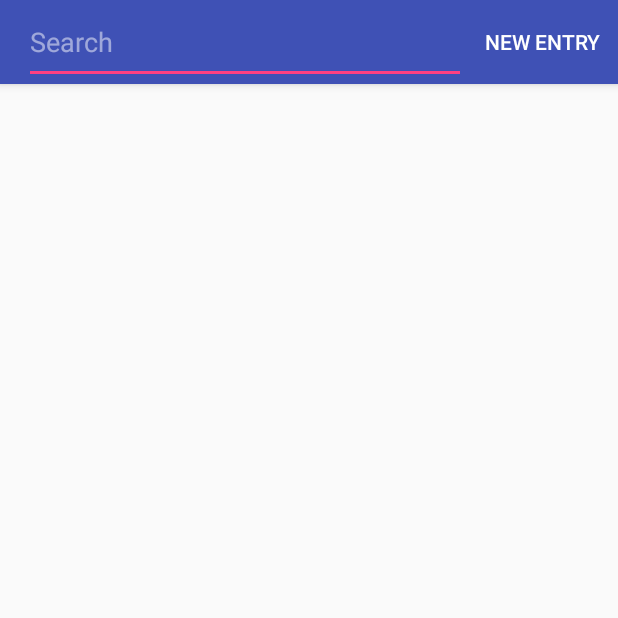
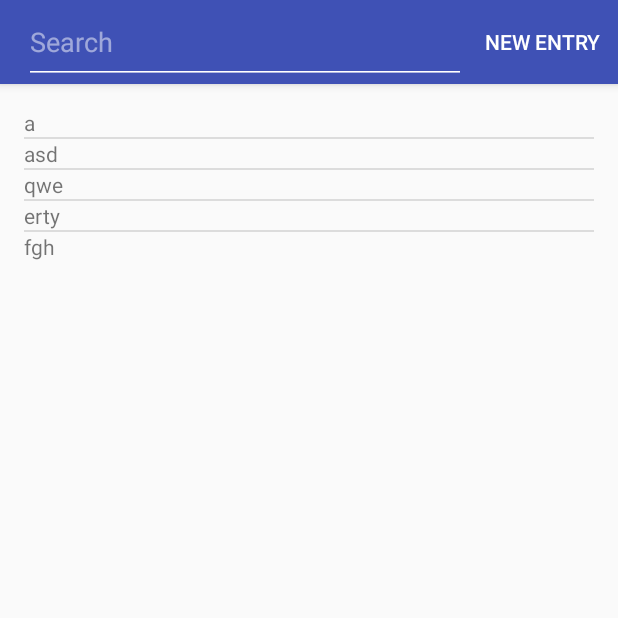
Before and after one commit to sanjaygir/Safe, an Android app: the EntryListActivity screen opened directly, with no data from a screen before it, on a phone screen of 412 x 824 dp, the top half of it. Run offline under Robolectric (Android 15) with nearby library versions, the phone set to English and light mode, and no system bars.

Commit message:
added dummy data in list view

```diff
--- a/app/src/main/java/com/kofhearts/safe/presenter/EntryListActivity.java
+++ b/app/src/main/java/com/kofhearts/safe/presenter/EntryListActivity.java
@@ -6,6 +6,8 @@ import android.support.v7.app.AppCompatActivity;
 import android.view.Menu;
 import android.view.MenuInflater;
 import android.view.MenuItem;
+import android.widget.ArrayAdapter;
+import android.widget.ListView;
 
 import com.kofhearts.safe.R;
 
@@ -19,6 +21,13 @@ public class EntryListActivity extends AppCompatActivity {
         ActionBar actionBar = getSupportActionBar();
         actionBar.setCustomView(R.layout.entry_list_search);
         actionBar.setDisplayOptions(ActionBar.DISPLAY_SHOW_CUSTOM | ActionBar.DISPLAY_SHOW_HOME);
+
+        String [] entries = {"a", "asd", "qwe", "erty", "fgh"};
+
+        ArrayAdapter adapter = new ArrayAdapter<String>(this, R.layout.activity_list_view_item, entries);
+
+        ListView listView = (ListView) findViewById(R.id.entry_list);
+        listView.setAdapter(adapter);
 
     }
 
--- a/app/src/main/java/com/kofhearts/safe/presenter/LoginActivity.java
+++ b/app/src/main/java/com/kofhearts/safe/presenter/LoginActivity.java
@@ -29,7 +29,7 @@ public class LoginActivity extends AppCompatActivity {
 
         switch(item.getItemId()){
             case R.id.change_password:
-                Intent intent = new Intent(this, EditEntryActivity.class);
+                Intent intent = new Intent(this, EntryListActivity.class);
                 startActivity(intent);
                 return true;
         }
--- a/app/src/main/res/layout/activity_entry_list.xml
+++ b/app/src/main/res/layout/activity_entry_list.xml
@@ -1,5 +1,5 @@
 <?xml version="1.0" encoding="utf-8"?>
-<RelativeLayout xmlns:android="http://schemas.android.com/apk/res/android"
+<LinearLayout xmlns:android="http://schemas.android.com/apk/res/android"
     xmlns:tools="http://schemas.android.com/tools"
     android:id="@+id/activity_entry_list"
     android:layout_width="match_parent"
@@ -8,6 +8,24 @@
     android:paddingLeft="@dimen/activity_horizontal_margin"
     android:paddingRight="@dimen/activity_horizontal_margin"
     android:paddingTop="@dimen/activity_vertical_margin"
+    android:orientation="vertical"
     tools:context="com.kofhearts.safe.presenter.EntryListActivity">
 
-</RelativeLayout>
+    <ListView
+        android:layout_width="match_parent"
+        android:layout_height="wrap_content"
+        android:id="@+id/entry_list"
+        >
+
+
+
+
+
+
+
+
+
+    </ListView>
+
+
+</LinearLayout>
--- /dev/null
+++ b/app/src/main/res/layout/activity_list_view_item.xml
@@ -0,0 +1,10 @@
+<?xml version="1.0" encoding="utf-8"?>
+
+<TextView xmlns:android="http://schemas.android.com/apk/res/android"
+    android:id="@+id/list_entry"
+    android:layout_width="fill_parent"
+    android:layout_height="fill_parent"
+    >
+
+
+</TextView>
```
